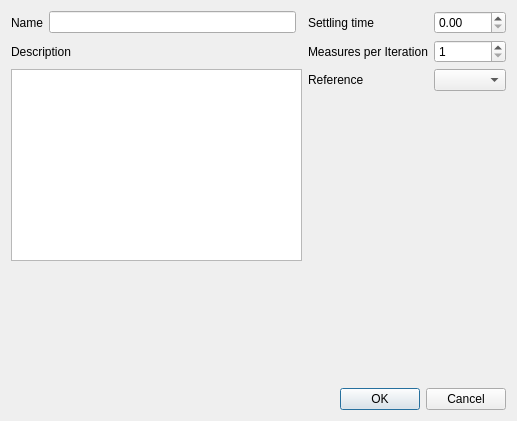
Above: aeroist/measurementspreferences.ui from froque/AeroIST before the change. Below: the same form after it.
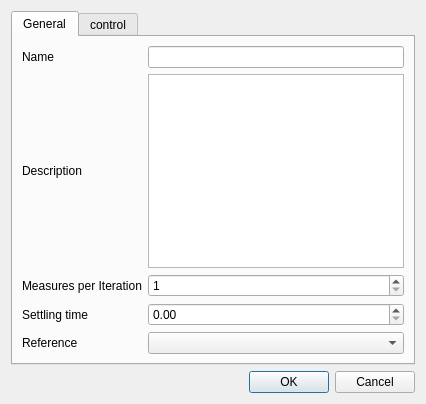
That is the form after the change.

What changed in the file:
```diff
--- a/aeroist/measurementspreferences.ui
+++ b/aeroist/measurementspreferences.ui
@@ -2,89 +2,84 @@
 <ui version="4.0">
  <class>MeasurementsPreferences</class>
  <widget class="QDialog" name="MeasurementsPreferences">
-  <property name="geometry">
-   <rect>
-    <x>0</x>
-    <y>0</y>
-    <width>517</width>
-    <height>421</height>
-   </rect>
-  </property>
   <property name="windowTitle">
    <string>Measurements</string>
   </property>
-  <layout class="QGridLayout" name="gridLayout_2">
-   <item row="1" column="3">
+  <layout class="QVBoxLayout" name="verticalLayout">
+   <item>
+    <widget class="QTabWidget" name="tabWidget">
+     <property name="sizePolicy">
+      <sizepolicy hsizetype="Preferred" vsizetype="Preferred">
+       <horstretch>0</horstretch>
+       <verstretch>0</verstretch>
+      </sizepolicy>
+     </property>
+     <property name="currentIndex">
+      <number>0</number>
+     </property>
+     <widget class="QWidget" name="tab_general">
+      <attribute name="title">
+       <string>General</string>
+      </attribute>
+      <layout class="QGridLayout" name="gridLayout">
+       <item row="2" column="0">
     <widget class="QLabel" name="labelMeasuresIteration">
      <property name="text">
       <string>Measures per Iteration</string>
      </property>
     </widget>
    </item>
-   <item row="0" column="0">
-    <widget class="QLabel" name="labelName">
-     <property name="text">
-      <string>Name</string>
-     </property>
-    </widget>
-   </item>
-   <item row="5" column="0" colspan="5">
-    <widget class="QDialogButtonBox" name="buttonBox">
-     <property name="orientation">
-      <enum>Qt::Horizontal</enum>
-     </property>
-     <property name="standardButtons">
-      <set>QDialogButtonBox::Cancel|QDialogButtonBox::Ok</set>
-     </property>
-    </widget>
-   </item>
-   <item row="2" column="0" rowspan="2" colspan="3">
+       <item row="4" column="1">
+        <widget class="QComboBox" name="combo_zero"/>
+       </item>
+       <item row="1" column="1">
     <widget class="QPlainTextEdit" name="plainTextEdit">
-     <property name="maximumSize">
-      <size>
-       <width>300</width>
-       <height>200</height>
-      </size>
+         <property name="sizePolicy">
+          <sizepolicy hsizetype="Preferred" vsizetype="Preferred">
+           <horstretch>0</horstretch>
+           <verstretch>0</verstretch>
+          </sizepolicy>
      </property>
      <property name="tabChangesFocus">
       <bool>true</bool>
      </property>
     </widget>
    </item>
-   <item row="1" column="4">
+       <item row="2" column="1">
     <widget class="QSpinBox" name="spinBoxMeasuresIteration">
      <property name="minimum">
       <number>1</number>
      </property>
     </widget>
    </item>
-   <item row="2" column="4">
-    <widget class="QComboBox" name="combo_zero"/>
-   </item>
-   <item row="0" column="3">
+       <item row="3" column="0">
     <widget class="QLabel" name="labelSettlingTime">
      <property name="text">
       <string>Settling time</string>
      </property>
     </widget>
    </item>
-   <item row="0" column="1">
-    <widget class="QLineEdit" name="edit_name"/>
-   </item>
-   <item row="1" column="0" colspan="2">
+       <item row="1" column="0">
     <widget class="QLabel" name="labelDescription">
      <property name="text">
       <string>Description</string>
      </property>
     </widget>
    </item>
-   <item row="4" column="0" colspan="5">
-    <widget class="QWidget" name="widget" native="true"/>
-   </item>
-   <item row="0" column="4">
+       <item row="3" column="1">
     <widget class="QDoubleSpinBox" name="doubleSpinBoxSettling"/>
    </item>
-   <item row="2" column="3">
+       <item row="0" column="0">
+        <widget class="QLabel" name="labelName">
+         <property name="text">
+          <string>Name</string>
+         </property>
+        </widget>
+       </item>
+       <item row="0" column="1">
+        <widget class="QLineEdit" name="edit_name"/>
+       </item>
+       <item row="4" column="0">
     <widget class="QLabel" name="labelReference">
      <property name="text">
       <string>Reference</string>
@@ -93,6 +88,25 @@
    </item>
   </layout>
  </widget>
+     <widget class="QWidget" name="tab_control">
+      <attribute name="title">
+       <string>control</string>
+      </attribute>
+     </widget>
+    </widget>
+   </item>
+   <item>
+    <widget class="QDialogButtonBox" name="buttonBox">
+     <property name="orientation">
+      <enum>Qt::Horizontal</enum>
+     </property>
+     <property name="standardButtons">
+      <set>QDialogButtonBox::Cancel|QDialogButtonBox::Ok</set>
+     </property>
+    </widget>
+   </item>
+  </layout>
+ </widget>
  <tabstops>
   <tabstop>edit_name</tabstop>
   <tabstop>plainTextEdit</tabstop>
```
Left out of the diff: 5 changed lines with no effect on the pictures. Lines whose indentation alone changed are shown as unchanged.
